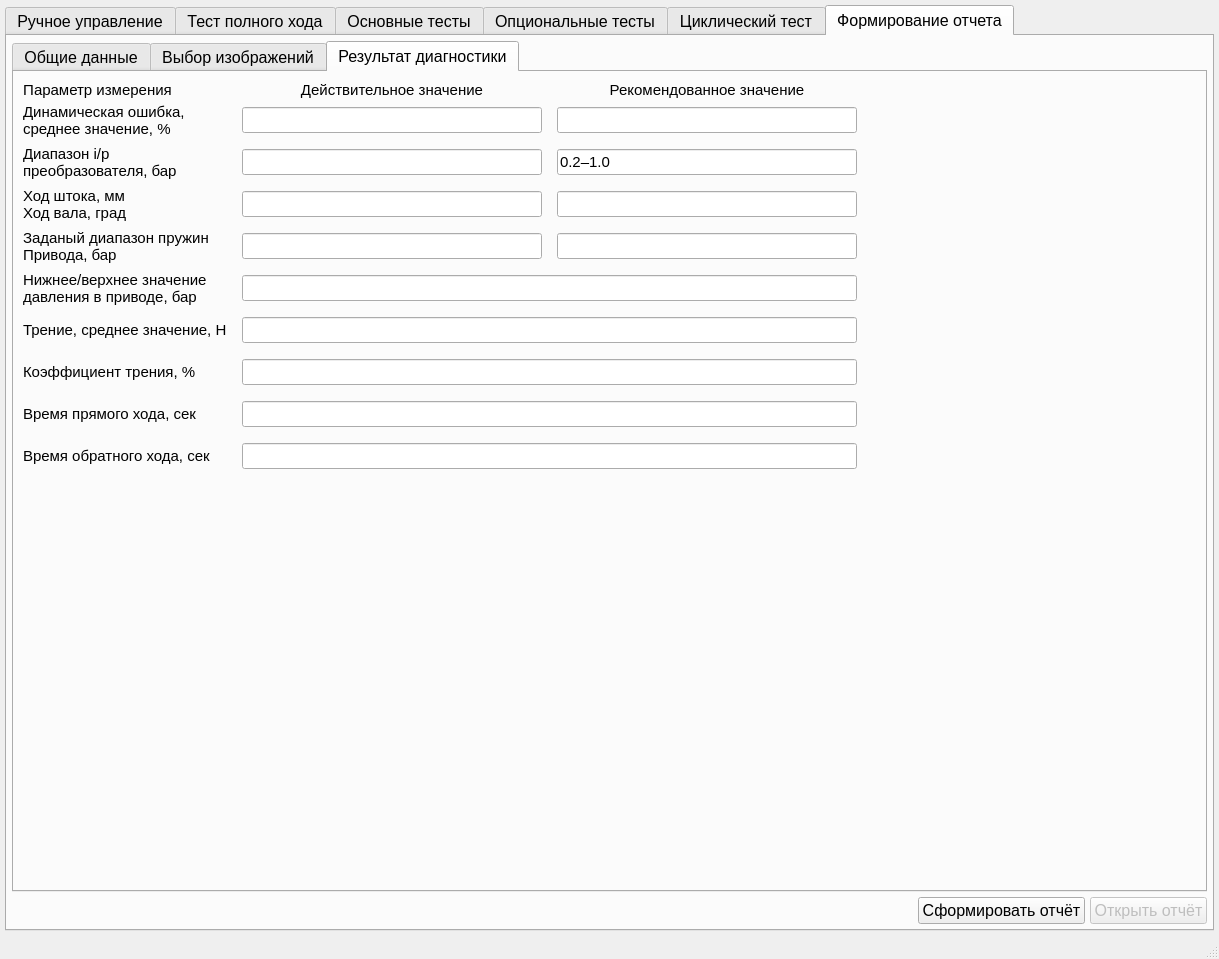
Before: the Qt Designer form Src/Ui/MainWindow/MainWindow.ui in Rekvim/MpiSki, drawn with Qt 5.
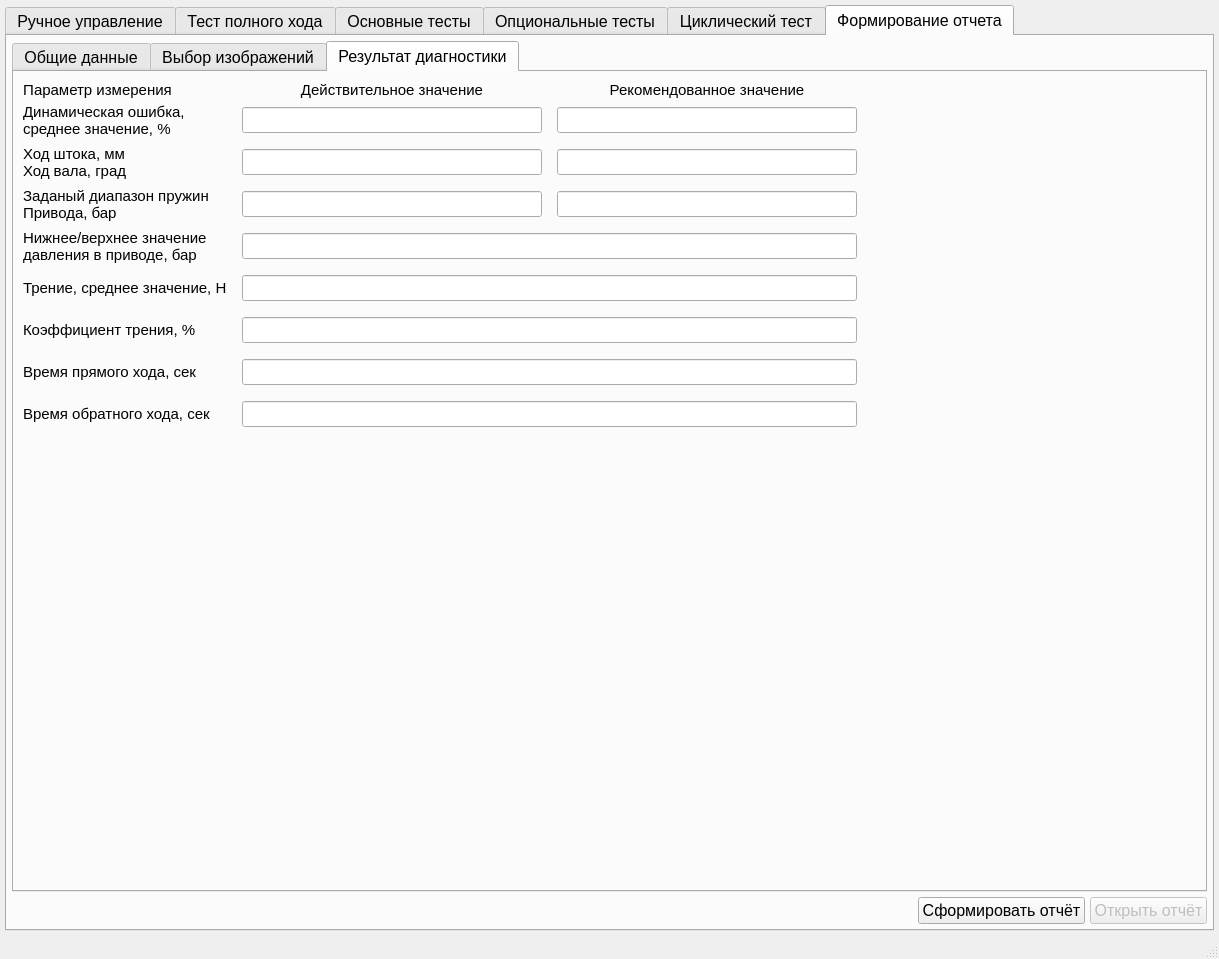
After: the same form once the commit is applied. The open tabs and pages were chosen to show the change. Custom widgets are drawn as their Qt base class.

What changed in the file:
```diff
--- a/Src/Ui/MainWindow/MainWindow.ui
+++ b/Src/Ui/MainWindow/MainWindow.ui
@@ -53,7 +53,7 @@
        </font>
       </property>
       <property name="currentIndex">
-       <number>5</number>
+       <number>2</number>
       </property>
       <widget class="QWidget" name="tab_manual">
        <attribute name="title">
@@ -4760,7 +4760,7 @@
            </attribute>
            <layout class="QVBoxLayout" name="verticalLayout_52">
             <item>
-             <layout class="QGridLayout" name="gridLayout_resultsTable" rowstretch="0,0,0,0,0,0,0,0,0,0">
+             <layout class="QGridLayout" name="gridLayout_resultsTable" rowstretch="0,0,0,0,0,0,0,0,0">
               <property name="sizeConstraint">
                <enum>QLayout::SizeConstraint::SetDefaultConstraint</enum>
               </property>
@@ -4782,32 +4782,6 @@
               <property name="verticalSpacing">
                <number>0</number>
               </property>
-              <item row="7" column="0">
-               <widget class="QLabel" name="label_resultsTable_frictionPercent">
-                <property name="sizePolicy">
-                 <sizepolicy hsizetype="Preferred" vsizetype="Preferred">
-                  <horstretch>0</horstretch>
-                  <verstretch>0</verstretch>
-                 </sizepolicy>
-                </property>
-                <property name="minimumSize">
-                 <size>
-                  <width>0</width>
-                  <height>42</height>
-                 </size>
-                </property>
-                <property name="font">
-                 <font>
-                  <family>Segoe UI</family>
-                  <pointsize>11</pointsize>
-                  <stylestrategy>PreferDefault</stylestrategy>
-                 </font>
-                </property>
-                <property name="text">
-                 <string>Коэффициент трения, %</string>
-                </property>
-               </widget>
-              </item>
               <item row="0" column="1">
                <widget class="QLabel" name="label_resultsTable_titleValidValue">
                 <property name="sizePolicy">
@@ -4840,7 +4814,7 @@
                 </property>
                </widget>
               </item>
-              <item row="9" column="0">
+              <item row="8" column="0">
                <widget class="QLabel" name="label_resultsTable_strokeTest_backwardTime">
                 <property name="sizePolicy">
                  <sizepolicy hsizetype="Preferred" vsizetype="Preferred">
@@ -4865,83 +4839,29 @@
                 </property>
                </widget>
               </item>
-              <item row="5" column="0">
-               <widget class="QLabel" name="label_resultsTable_rangePressure">
+              <item row="1" column="2">
+               <widget class="QLineEdit" name="lineEdit_resultsTable_dynamicErrorRecomend">
                 <property name="sizePolicy">
-                 <sizepolicy hsizetype="Preferred" vsizetype="Preferred">
+                 <sizepolicy hsizetype="Preferred" vsizetype="Fixed">
                   <horstretch>0</horstretch>
                   <verstretch>0</verstretch>
                  </sizepolicy>
                 </property>
-                <property name="minimumSize">
-                 <size>
-                  <width>0</width>
-                  <height>42</height>
-                 </size>
-                </property>
                 <property name="font">
                  <font>
                   <family>Segoe UI</family>
                   <pointsize>11</pointsize>
-                  <stylestrategy>PreferDefault</stylestrategy>
                  </font>
                 </property>
-                <property name="text">
-                 <string>Нижнее/верхнее значение
-давления в приводе, бар</string>
+                <property name="focusPolicy">
+                 <enum>Qt::FocusPolicy::StrongFocus</enum>
                 </property>
-               </widget>
-              </item>
-              <item row="4" column="0">
-               <widget class="QLabel" name="label_resultsTable_rangeSpring">
-                <property name="sizePolicy">
-                 <sizepolicy hsizetype="Preferred" vsizetype="Preferred">
-                  <horstretch>0</horstretch>
-                  <verstretch>0</verstretch>
-                 </sizepolicy>
-                </property>
-                <property name="minimumSize">
-                 <size>
-                  <width>0</width>
-                  <height>42</height>
-                 </size>
-                </property>
-                <property name="font">
-                 <font>
-                  <family>Segoe UI</family>
-                  <pointsize>11</pointsize>
-                  <stylestrategy>PreferDefault</stylestrategy>
-                 </font>
-                </property>
-                <property name="text">
-                 <string>Заданый диапазон пружин
-Привода, бар</string>
+                <property name="readOnly">
+                 <bool>false</bool>
                 </property>
                </widget>
               </item>
               <item row="5" column="1" colspan="2">
-               <widget class="QLineEdit" name="lineEdit_resultsTable_rangePressure">
-                <property name="sizePolicy">
-                 <sizepolicy hsizetype="Preferred" vsizetype="Fixed">
-                  <horstretch>0</horstretch>
-                  <verstretch>0</verstretch>
-                 </sizepolicy>
-                </property>
-                <property name="font">
-                 <font>
-                  <family>Segoe UI</family>
-                  <pointsize>11</pointsize>
-                 </font>
-                </property>
-                <property name="focusPolicy">
-                 <enum>Qt::FocusPolicy::StrongFocus</enum>
-                </property>
-                <property name="readOnly">
-                 <bool>false</bool>
-                </property>
-               </widget>
-              </item>
-              <item row="6" column="1" colspan="2">
                <widget class="QLineEdit" name="lineEdit_resultsTable_frictionForceValue">
                 <property name="sizePolicy">
                  <sizepolicy hsizetype="Preferred" vsizetype="Fixed">
@@ -4964,7 +4884,7 @@
                </widget>
               </item>
               <item row="2" column="2">
-               <widget class="QLineEdit" name="lineEdit_resultsTable_dinamicIpRecomend">
+               <widget class="QLineEdit" name="lineEdit_resultsTable_strokeRecomend">
                 <property name="sizePolicy">
                  <sizepolicy hsizetype="Preferred" vsizetype="Fixed">
                   <horstretch>0</horstretch>
@@ -4980,77 +4900,87 @@
                 <property name="focusPolicy">
                  <enum>Qt::FocusPolicy::StrongFocus</enum>
                 </property>
-                <property name="text">
-                 <string>0.2–1.0</string>
-                </property>
                 <property name="readOnly">
                  <bool>false</bool>
                 </property>
                </widget>
               </item>
-              <item row="4" column="2">
-               <widget class="QLineEdit" name="lineEdit_resultsTable_driveRangeRecomend">
+              <item row="1" column="0">
+               <widget class="QLabel" name="label_resultsTable_dinamicReal">
                 <property name="sizePolicy">
-                 <sizepolicy hsizetype="Preferred" vsizetype="Fixed">
+                 <sizepolicy hsizetype="Preferred" vsizetype="Preferred">
                   <horstretch>0</horstretch>
                   <verstretch>0</verstretch>
                  </sizepolicy>
                 </property>
+                <property name="minimumSize">
+                 <size>
+                  <width>0</width>
+                  <height>42</height>
+                 </size>
+                </property>
                 <property name="font">
                  <font>
                   <family>Segoe UI</family>
                   <pointsize>11</pointsize>
+                  <stylestrategy>PreferDefault</stylestrategy>
                  </font>
                 </property>
-                <property name="focusPolicy">
-                 <enum>Qt::FocusPolicy::StrongFocus</enum>
+                <property name="text">
+                 <string>Динамическая ошибка,
+среднее значение, %</string>
                 </property>
-                <property name="readOnly">
-                 <bool>false</bool>
-                </property>
                </widget>
               </item>
-              <item row="8" column="1" colspan="2">
-               <widget class="QLineEdit" name="lineEdit_resultsTable_strokeTest_forwardTime">
+              <item row="3" column="0">
+               <widget class="QLabel" name="label_resultsTable_rangeSpring">
                 <property name="sizePolicy">
-                 <sizepolicy hsizetype="Preferred" vsizetype="Fixed">
+                 <sizepolicy hsizetype="Preferred" vsizetype="Preferred">
                   <horstretch>0</horstretch>
                   <verstretch>0</verstretch>
                  </sizepolicy>
                 </property>
+                <property name="minimumSize">
+                 <size>
+                  <width>0</width>
+                  <height>42</height>
+                 </size>
+                </property>
                 <property name="font">
                  <font>
                   <family>Segoe UI</family>
                   <pointsize>11</pointsize>
+                  <stylestrategy>PreferDefault</stylestrategy>
                  </font>
                 </property>
-                <property name="focusPolicy">
-                 <enum>Qt::FocusPolicy::StrongFocus</enum>
+                <property name="text">
+                 <string>Заданый диапазон пружин
+Привода, бар</string>
                 </property>
-                <property name="readOnly">
-                 <bool>false</bool>
-                </property>
                </widget>
               </item>
-              <item row="4" column="1">
-               <widget class="QLineEdit" name="lineEdit_resultsTable_driveRangeReal">
+              <item row="7" column="0">
+               <widget class="QLabel" name="label_resultsTable_strokeTest_forwardTime">
                 <property name="sizePolicy">
-                 <sizepolicy hsizetype="Preferred" vsizetype="Fixed">
+                 <sizepolicy hsizetype="Preferred" vsizetype="Preferred">
                   <horstretch>0</horstretch>
                   <verstretch>0</verstretch>
                  </sizepolicy>
                 </property>
+                <property name="minimumSize">
+                 <size>
+                  <width>0</width>
+                  <height>42</height>
+                 </size>
+                </property>
                 <property name="font">
                  <font>
                   <family>Segoe UI</family>
                   <pointsize>11</pointsize>
                  </font>
                 </property>
-                <property name="focusPolicy">
-                 <enum>Qt::FocusPolicy::StrongFocus</enum>
-                </property>
-                <property name="readOnly">
-                 <bool>false</bool>
+                <property name="text">
+                 <string>Время прямого хода, сек</string>
                 </property>
                </widget>
               </item>
@@ -5076,35 +5006,30 @@
                 </property>
                </widget>
               </item>
-              <item row="3" column="0">
-               <widget class="QLabel" name="label_resultsTable_strokeReal_strokeRecomend">
+              <item row="6" column="1" colspan="2">
+               <widget class="QLineEdit" name="lineEdit_resultsTable_frictionPercentValue">
                 <property name="sizePolicy">
-                 <sizepolicy hsizetype="Preferred" vsizetype="Preferred">
+                 <sizepolicy hsizetype="Preferred" vsizetype="Fixed">
                   <horstretch>0</horstretch>
                   <verstretch>0</verstretch>
                  </sizepolicy>
                 </property>
-                <property name="minimumSize">
-                 <size>
-                  <width>0</width>
-                  <height>42</height>
-                 </size>
-                </property>
                 <property name="font">
                  <font>
                   <family>Segoe UI</family>
                   <pointsize>11</pointsize>
-                  <stylestrategy>PreferDefault</stylestrategy>
                  </font>
                 </property>
-                <property name="text">
-                 <string>Ход штока, мм
-Ход вала, град</string>
+                <property name="focusPolicy">
+                 <enum>Qt::FocusPolicy::StrongFocus</enum>
+                </property>
+                <property name="readOnly">
+                 <bool>false</bool>
                 </property>
                </widget>
               </item>
               <item row="3" column="1">
-               <widget class="QLineEdit" name="lineEdit_resultsTable_strokeReal">
+               <widget class="QLineEdit" name="lineEdit_resultsTable_driveRangeReal">
                 <property name="sizePolicy">
                  <sizepolicy hsizetype="Preferred" vsizetype="Fixed">
                   <horstretch>0</horstretch>
@@ -5125,52 +5050,8 @@
                 </property>
                </widget>
               </item>
-              <item row="3" column="2">
-               <widget class="QLineEdit" name="lineEdit_resultsTable_strokeRecomend">
-                <property name="sizePolicy">
-                 <sizepolicy hsizetype="Preferred" vsizetype="Fixed">
-                  <horstretch>0</horstretch>
-                  <verstretch>0</verstretch>
-                 </sizepolicy>
-                </property>
-                <property name="font">
-                 <font>
-                  <family>Segoe UI</family>
-                  <pointsize>11</pointsize>
-                 </font>
-                </property>
-                <property name="focusPolicy">
-                 <enum>Qt::FocusPolicy::StrongFocus</enum>
-                </property>
-                <property name="readOnly">
-                 <bool>false</bool>
-                </property>
-               </widget>
-              </item>
-              <item row="1" column="2">
-               <widget class="QLineEdit" name="lineEdit_resultsTable_dynamicErrorRecomend">
-                <property name="sizePolicy">
-                 <sizepolicy hsizetype="Preferred" vsizetype="Fixed">
-                  <horstretch>0</horstretch>
-                  <verstretch>0</verstretch>
-                 </sizepolicy>
-                </property>
-                <property name="font">
-                 <font>
-                  <family>Segoe UI</family>
-                  <pointsize>11</pointsize>
-                 </font>
-                </property>
-                <property name="focusPolicy">
-                 <enum>Qt::FocusPolicy::StrongFocus</enum>
-                </property>
-                <property name="readOnly">
-                 <bool>false</bool>
-                </property>
-               </widget>
-              </item>
-              <item row="2" column="0">
-               <widget class="QLabel" name="label_resultsTable_dinamicIpReal">
+              <item row="4" column="0">
+               <widget class="QLabel" name="label_resultsTable_rangePressure">
                 <property name="sizePolicy">
                  <sizepolicy hsizetype="Preferred" vsizetype="Preferred">
                   <horstretch>0</horstretch>
@@ -5191,8 +5072,8 @@
                  </font>
                 </property>
                 <property name="text">
-                 <string>Диапазон i/p
-преобразователя, бар</string>
+                 <string>Нижнее/верхнее значение
+давления в приводе, бар</string>
                 </property>
                </widget>
               </item>
@@ -5222,18 +5103,40 @@
                 </property>
                </widget>
               </item>
-              <item row="1" column="0">
-               <widget class="QLabel" name="label_resultsTable_dinamicReal">
+              <item row="4" column="1" colspan="2">
+               <widget class="QLineEdit" name="lineEdit_resultsTable_rangePressure">
                 <property name="sizePolicy">
-                 <sizepolicy hsizetype="Preferred" vsizetype="Preferred">
+                 <sizepolicy hsizetype="Preferred" vsizetype="Fixed">
+                  <horstretch>0</horstretch>
+                  <verstretch>0</verstretch>
+                 </sizepolicy>
+                </property>
+                <property name="font">
+                 <font>
+                  <family>Segoe UI</family>
+                  <pointsize>11</pointsize>
+                 </font>
+                </property>
+                <property name="focusPolicy">
+                 <enum>Qt::FocusPolicy::StrongFocus</enum>
+                </property>
+                <property name="readOnly">
+                 <bool>false</bool>
+                </property>
+               </widget>
+              </item>
+              <item row="0" column="2">
+               <widget class="QLabel" name="label_resultsTable_titleRecommendedValue">
+                <property name="sizePolicy">
+                 <sizepolicy hsizetype="Maximum" vsizetype="Preferred">
                   <horstretch>0</horstretch>
                   <verstretch>0</verstretch>
                  </sizepolicy>
                 </property>
                 <property name="minimumSize">
                  <size>
-                  <width>0</width>
-                  <height>42</height>
+                  <width>300</width>
+                  <height>0</height>
                  </size>
                 </property>
                 <property name="font">
@@ -5243,13 +5146,40 @@
                   <stylestrategy>PreferDefault</stylestrategy>
                  </font>
                 </property>
+                <property name="lineWidth">
+                 <number>1</number>
+                </property>
                 <property name="text">
-                 <string>Динамическая ошибка,
-среднее значение, %</string>
+                 <string>Рекомендованное значение</string>
                 </property>
+                <property name="alignment">
+                 <set>Qt::AlignmentFlag::AlignCenter</set>
+                </property>
                </widget>
               </item>
-              <item row="6" column="0">
+              <item row="2" column="1">
+               <widget class="QLineEdit" name="lineEdit_resultsTable_strokeReal">
+                <property name="sizePolicy">
+                 <sizepolicy hsizetype="Preferred" vsizetype="Fixed">
+                  <horstretch>0</horstretch>
+                  <verstretch>0</verstretch>
+                 </sizepolicy>
+                </property>
+                <property name="font">
+                 <font>
+                  <family>Segoe UI</family>
+                  <pointsize>11</pointsize>
+                 </font>
+                </property>
+                <property name="focusPolicy">
+                 <enum>Qt::FocusPolicy::StrongFocus</enum>
+                </property>
+                <property name="readOnly">
+                 <bool>false</bool>
+                </property>
+               </widget>
+              </item>
+              <item row="5" column="0">
                <widget class="QLabel" name="label_resultsTable_friction">
                 <property name="sizePolicy">
                  <sizepolicy hsizetype="Preferred" vsizetype="Preferred">
@@ -5284,87 +5214,8 @@
                 </property>
                </widget>
               </item>
-              <item row="9" column="1" colspan="2">
-               <widget class="QLineEdit" name="lineEdit_resultsTable_strokeTest_backwardTime">
-                <property name="sizePolicy">
-                 <sizepolicy hsizetype="Preferred" vsizetype="Fixed">
-                  <horstretch>0</horstretch>
-                  <verstretch>0</verstretch>
-                 </sizepolicy>
-                </property>
-                <property name="font">
-                 <font>
-                  <family>Segoe UI</family>
-                  <pointsize>11</pointsize>
-                 </font>
-                </property>
-                <property name="focusPolicy">
-                 <enum>Qt::FocusPolicy::StrongFocus</enum>
-                </property>
-                <property name="readOnly">
-                 <bool>false</bool>
-                </property>
-               </widget>
-              </item>
-              <item row="0" column="2">
-               <widget class="QLabel" name="label_resultsTable_titleRecommendedValue">
-                <property name="sizePolicy">
-                 <sizepolicy hsizetype="Maximum" vsizetype="Preferred">
-                  <horstretch>0</horstretch>
-                  <verstretch>0</verstretch>
-                 </sizepolicy>
-                </property>
-                <property name="minimumSize">
-                 <size>
-                  <width>300</width>
-                  <height>0</height>
-                 </size>
-                </property>
-                <property name="font">
-                 <font>
-                  <family>Segoe UI</family>
-                  <pointsize>11</pointsize>
-                  <stylestrategy>PreferDefault</stylestrategy>
-                 </font>
-                </property>
-                <property name="lineWidth">
-                 <number>1</number>
-                </property>
-                <property name="text">
-                 <string>Рекомендованное значение</string>
-                </property>
-                <property name="alignment">
-                 <set>Qt::AlignmentFlag::AlignCenter</set>
-                </property>
-               </widget>
-              </item>
-              <item row="8" column="0">
-               <widget class="QLabel" name="label_resultsTable_strokeTest_forwardTime">
-                <property name="sizePolicy">
-                 <sizepolicy hsizetype="Preferred" vsizetype="Preferred">
-                  <horstretch>0</horstretch>
-                  <verstretch>0</verstretch>
-                 </sizepolicy>
-                </property>
-                <property name="minimumSize">
-                 <size>
-                  <width>0</width>
-                  <height>42</height>
-                 </size>
-                </property>
-                <property name="font">
-                 <font>
-                  <family>Segoe UI</family>
-                  <pointsize>11</pointsize>
-                 </font>
-                </property>
-                <property name="text">
-                 <string>Время прямого хода, сек</string>
-                </property>
-               </widget>
-              </item>
               <item row="7" column="1" colspan="2">
-               <widget class="QLineEdit" name="lineEdit_resultsTable_frictionPercentValue">
+               <widget class="QLineEdit" name="lineEdit_resultsTable_strokeTest_forwardTime">
                 <property name="sizePolicy">
                  <sizepolicy hsizetype="Preferred" vsizetype="Fixed">
                   <horstretch>0</horstretch>
@@ -5385,9 +5236,36 @@
                 </property>
                </widget>
               </item>
-              <item row="2" column="1">
-               <widget class="QLineEdit" name="lineEdit_resultsTable_dinamicIpReal">
+              <item row="2" column="0">
+               <widget class="QLabel" name="label_resultsTable_strokeReal_strokeRecomend">
                 <property name="sizePolicy">
+                 <sizepolicy hsizetype="Preferred" vsizetype="Preferred">
+                  <horstretch>0</horstretch>
+                  <verstretch>0</verstretch>
+                 </sizepolicy>
+                </property>
+                <property name="minimumSize">
+                 <size>
+                  <width>0</width>
+                  <height>42</height>
+                 </size>
+                </property>
+                <property name="font">
+                 <font>
+                  <family>Segoe UI</family>
+                  <pointsize>11</pointsize>
+                  <stylestrategy>PreferDefault</stylestrategy>
+                 </font>
+                </property>
+                <property name="text">
+                 <string>Ход штока, мм
+Ход вала, град</string>
+                </property>
+               </widget>
+              </item>
+              <item row="3" column="2">
+               <widget class="QLineEdit" name="lineEdit_resultsTable_driveRangeRecomend">
+                <property name="sizePolicy">
                  <sizepolicy hsizetype="Preferred" vsizetype="Fixed">
                   <horstretch>0</horstretch>
                   <verstretch>0</verstretch>
@@ -5407,7 +5285,55 @@
                 </property>
                </widget>
               </item>
-              <item row="0" column="3" rowspan="10">
+              <item row="8" column="1" colspan="2">
+               <widget class="QLineEdit" name="lineEdit_resultsTable_strokeTest_backwardTime">
+                <property name="sizePolicy">
+                 <sizepolicy hsizetype="Preferred" vsizetype="Fixed">
+                  <horstretch>0</horstretch>
+                  <verstretch>0</verstretch>
+                 </sizepolicy>
+                </property>
+                <property name="font">
+                 <font>
+                  <family>Segoe UI</family>
+                  <pointsize>11</pointsize>
+                 </font>
+                </property>
+                <property name="focusPolicy">
+                 <enum>Qt::FocusPolicy::StrongFocus</enum>
+                </property>
+                <property name="readOnly">
+                 <bool>false</bool>
+                </property>
+               </widget>
+              </item>
+              <item row="6" column="0">
+               <widget class="QLabel" name="label_resultsTable_frictionPercent">
+                <property name="sizePolicy">
+                 <sizepolicy hsizetype="Preferred" vsizetype="Preferred">
+                  <horstretch>0</horstretch>
+                  <verstretch>0</verstretch>
+                 </sizepolicy>
+                </property>
+                <property name="minimumSize">
+                 <size>
+                  <width>0</width>
+                  <height>42</height>
+                 </size>
+                </property>
+                <property name="font">
+                 <font>
+                  <family>Segoe UI</family>
+                  <pointsize>11</pointsize>
+                  <stylestrategy>PreferDefault</stylestrategy>
+                 </font>
+                </property>
+                <property name="text">
+                 <string>Коэффициент трения, %</string>
+                </property>
+               </widget>
+              </item>
+              <item row="0" column="3" rowspan="9">
                <spacer name="horizontalSpacer_resultsTable">
                 <property name="sizePolicy">
                  <sizepolicy hsizetype="Expanding" vsizetype="Minimum">
```
Left out of the diff: 2 changed lines with no effect on the pictures.
